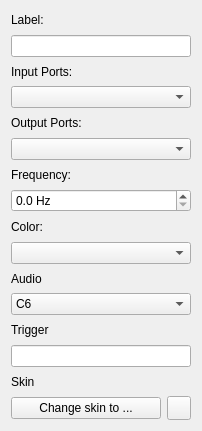
Old version of the form app/elementeditor.ui in the repository GIBIS-UNIFESP/wiRedPanda.
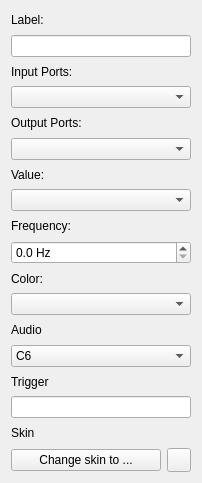
New version of the form. Icons and pictures are not drawn.

Commit message: Added option to change multiple input values at the element editor.

Patch:
```diff
--- a/app/elementeditor.ui
+++ b/app/elementeditor.ui
@@ -7,45 +7,72 @@
     <x>0</x>
     <y>0</y>
     <width>202</width>
-    <height>431</height>
+    <height>483</height>
    </rect>
   </property>
   <property name="windowTitle">
    <string>Form</string>
   </property>
   <layout class="QGridLayout" name="gridLayout">
-   <item row="14" column="0">
+   <item row="16" column="0">
     <widget class="QLabel" name="label">
      <property name="text">
       <string>Skin</string>
      </property>
     </widget>
    </item>
+   <item row="6" column="0">
+    <widget class="QLabel" name="label_value">
+     <property name="text">
+      <string>Value:</string>
+     </property>
+    </widget>
+   </item>
+   <item row="8" column="0">
+    <widget class="QLabel" name="label_frequency">
+     <property name="text">
+      <string>Frequency:</string>
+     </property>
+    </widget>
+   </item>
+   <item row="15" column="0">
+    <widget class="QLineEdit" name="lineEditTrigger"/>
+   </item>
+   <item row="5" column="0">
+    <widget class="QComboBox" name="comboBoxOutputSz"/>
+   </item>
+   <item row="4" column="0">
+    <widget class="QLabel" name="label_outputs">
+     <property name="text">
+      <string>Output Ports:</string>
+     </property>
+    </widget>
+   </item>
    <item row="1" column="0">
     <widget class="QLineEdit" name="lineEditElementLabel"/>
    </item>
-   <item row="12" column="0">
-    <widget class="QLabel" name="label_trigger">
-     <property name="text">
-      <string>Trigger</string>
-     </property>
-    </widget>
-   </item>
-   <item row="8" column="0">
-    <widget class="QLabel" name="label_color">
-     <property name="text">
-      <string>Color:</string>
-     </property>
-    </widget>
-   </item>
-   <item row="9" column="0">
+   <item row="11" column="0">
     <widget class="QComboBox" name="comboBoxColor">
      <property name="currentText">
       <string/>
      </property>
     </widget>
    </item>
-   <item row="11" column="0">
+   <item row="0" column="0">
+    <widget class="QLabel" name="label_labels">
+     <property name="text">
+      <string>Label:</string>
+     </property>
+    </widget>
+   </item>
+   <item row="14" column="0">
+    <widget class="QLabel" name="label_trigger">
+     <property name="text">
+      <string>Trigger</string>
+     </property>
+    </widget>
+   </item>
+   <item row="13" column="0">
     <widget class="QComboBox" name="comboBoxAudio">
      <item>
       <property name="text">
@@ -96,27 +123,17 @@
      </property>
     </widget>
    </item>
-   <item row="3" column="0">
-    <widget class="QComboBox" name="comboBoxInputSz"/>
-   </item>
-   <item row="10" column="0">
+   <item row="12" column="0">
     <widget class="QLabel" name="label_audio">
      <property name="text">
       <string>Audio</string>
      </property>
     </widget>
    </item>
-   <item row="6" column="0">
-    <widget class="QLabel" name="label_frequency">
-     <property name="text">
-      <string>Frequency:</string>
-     </property>
-    </widget>
+   <item row="3" column="0">
+    <widget class="QComboBox" name="comboBoxInputSz"/>
    </item>
-   <item row="13" column="0">
-    <widget class="QLineEdit" name="lineEditTrigger"/>
-   </item>
-   <item row="15" column="0">
+   <item row="17" column="0">
     <layout class="QHBoxLayout" name="horizontalLayout">
      <property name="sizeConstraint">
       <enum>QLayout::SetNoConstraint</enum>
@@ -168,21 +185,14 @@
      </item>
     </layout>
    </item>
-   <item row="0" column="0">
-    <widget class="QLabel" name="label_labels">
+   <item row="10" column="0">
+    <widget class="QLabel" name="label_color">
      <property name="text">
-      <string>Label:</string>
+      <string>Color:</string>
      </property>
     </widget>
    </item>
-   <item row="4" column="0">
-    <widget class="QLabel" name="label_outputs">
-     <property name="text">
-      <string>Output Ports:</string>
-     </property>
-    </widget>
-   </item>
-   <item row="7" column="0">
+   <item row="9" column="0">
     <widget class="QDoubleSpinBox" name="doubleSpinBoxFrequency">
      <property name="specialValueText">
       <string/>
@@ -204,8 +214,8 @@
      </property>
     </widget>
    </item>
-   <item row="5" column="0">
-    <widget class="QComboBox" name="comboBoxOutputSz"/>
+   <item row="7" column="0">
+    <widget class="QComboBox" name="comboBoxValue"/>
    </item>
   </layout>
  </widget>
```
The commit also changes 15 other files.
